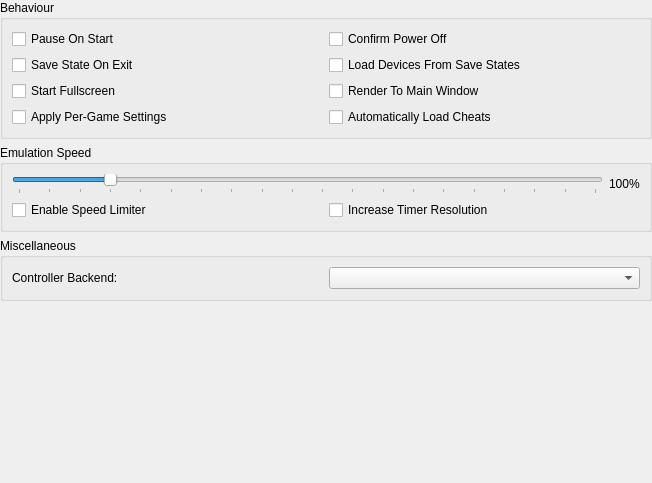
First picture: the form in src/duckstation-qt/generalsettingswidget.ui, repository kofxi3584karlayang/duckstation, before the edit.
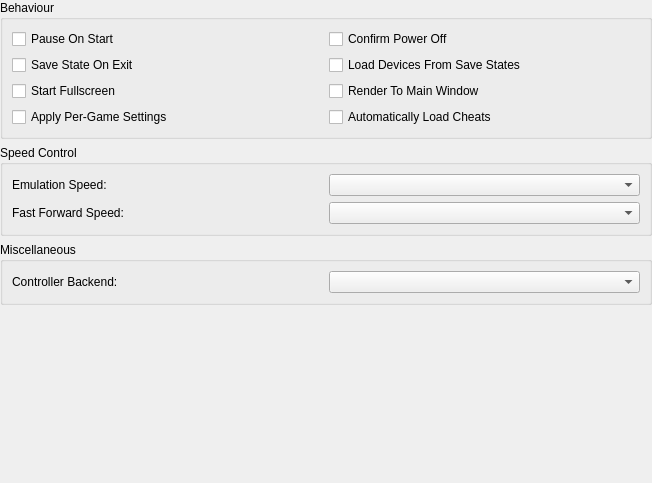
Second picture: the form after the edit.

Commit message: HostInterface: Add proper turbo speed setting

```diff
--- a/src/duckstation-qt/generalsettingswidget.ui
+++ b/src/duckstation-qt/generalsettingswidget.ui
@@ -94,61 +94,28 @@
    <item>
     <widget class="QGroupBox" name="groupBox_3">
      <property name="title">
-      <string>Emulation Speed</string>
+      <string>Speed Control</string>
      </property>
-     <layout class="QGridLayout" name="formLayout_3">
-      <item row="0" column="0" colspan="2">
-       <layout class="QHBoxLayout" name="horizontalLayout_2">
-        <item>
-         <widget class="QSlider" name="emulationSpeed">
-          <property name="minimum">
-           <number>25</number>
-          </property>
-          <property name="maximum">
-           <number>500</number>
-          </property>
-          <property name="singleStep">
-           <number>25</number>
-          </property>
-          <property name="pageStep">
-           <number>25</number>
-          </property>
-          <property name="value">
-           <number>100</number>
-          </property>
-          <property name="orientation">
-           <enum>Qt::Horizontal</enum>
-          </property>
-          <property name="tickPosition">
-           <enum>QSlider::TicksBelow</enum>
-          </property>
-          <property name="tickInterval">
-           <number>25</number>
-          </property>
-         </widget>
-        </item>
-        <item>
-         <widget class="QLabel" name="emulationSpeedLabel">
-          <property name="text">
-           <string>100%</string>
-          </property>
-         </widget>
-        </item>
-       </layout>
+     <layout class="QGridLayout" name="formLayout">
+      <item row="0" column="0">
+       <widget class="QLabel" name="label_2">
+        <property name="text">
+         <string>Emulation Speed:</string>
+        </property>
+       </widget>
+      </item>
+      <item row="0" column="1">
+       <widget class="QComboBox" name="emulationSpeed"/>
       </item>
       <item row="1" column="0">
-       <widget class="QCheckBox" name="enableSpeedLimiter">
+       <widget class="QLabel" name="label_3">
         <property name="text">
-         <string>Enable Speed Limiter</string>
+         <string>Fast Forward Speed:</string>
         </property>
        </widget>
       </item>
       <item row="1" column="1">
-       <widget class="QCheckBox" name="increaseTimerResolution">
-        <property name="text">
-         <string>Increase Timer Resolution</string>
-        </property>
-       </widget>
+       <widget class="QComboBox" name="fastForwardSpeed"/>
       </item>
      </layout>
     </widget>
```
Left out of the diff: 2 changed lines with no effect on the pictures. The commit also changes 19 other files.
